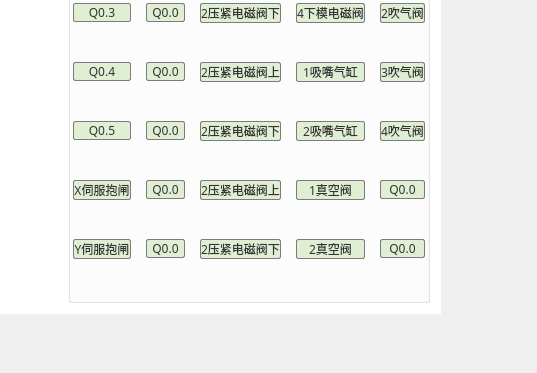
This is weina/weina/debugwidget.ui in jeedyang/weina as Qt 5 draws it before an edit; both pictures show x 443 to 980 and y 402 to 775 of the 980 by 775 pixel window. The edited form follows.
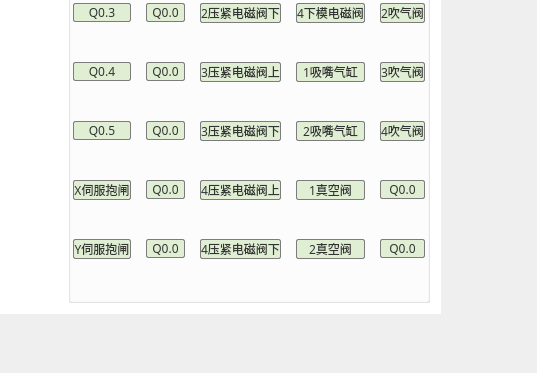
This is the edited form. The open tabs and pages were chosen to show the change. Icons and pictures are not drawn.

The edit to the form file:
```diff
--- a/weina/weina/debugwidget.ui
+++ b/weina/weina/debugwidget.ui
@@ -1881,7 +1881,7 @@
                 <string notr="true"/>
                </property>
                <property name="text">
-                <string>2压紧电磁阀上</string>
+                <string>4压紧电磁阀上</string>
                </property>
                <property name="checkable">
                 <bool>true</bool>
@@ -1973,7 +1973,7 @@
                 <string notr="true"/>
                </property>
                <property name="text">
-                <string>2压紧电磁阀下</string>
+                <string>4压紧电磁阀下</string>
                </property>
                <property name="checkable">
                 <bool>true</bool>
@@ -2011,7 +2011,7 @@
                 <string notr="true"/>
                </property>
                <property name="text">
-                <string>2压紧电磁阀下</string>
+                <string>3压紧电磁阀下</string>
                </property>
                <property name="checkable">
                 <bool>true</bool>
@@ -2290,7 +2290,7 @@
                 <string notr="true"/>
                </property>
                <property name="text">
-                <string>2压紧电磁阀上</string>
+                <string>3压紧电磁阀上</string>
                </property>
                <property name="checkable">
                 <bool>true</bool>
```
Left out of the diff: 4 changed lines with no effect on the pictures.
